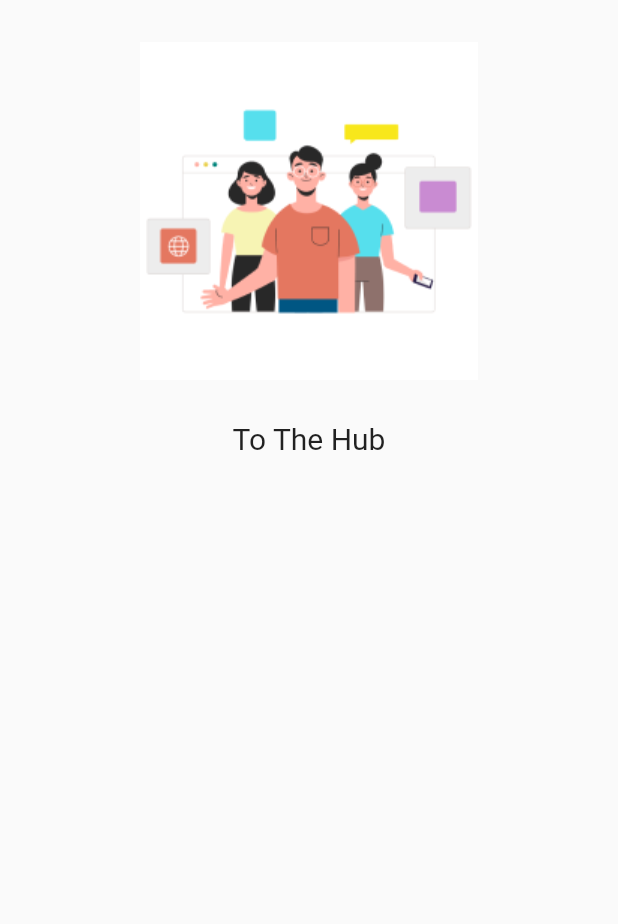
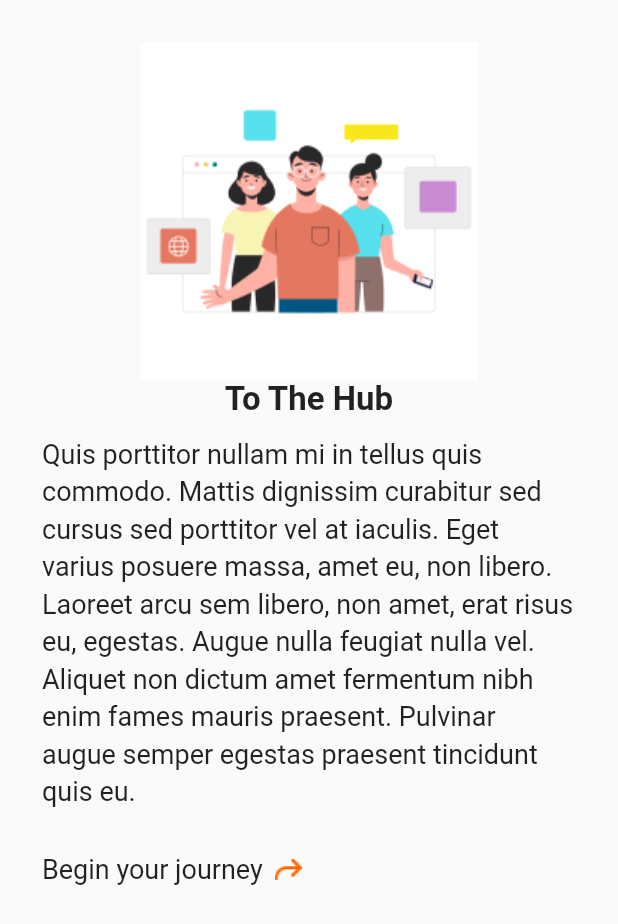
Before and after one commit to Derrickkoko1234/ForHub, a Flutter app: the screen it shows after launch, on a phone screen of 412 x 824 dp. Shown: the top 924 px of the screen. Run offline on Flutter 3.47's test engine with Material 2 defaults, Android fonts, the phone set to English and light mode, and no system bars.

```diff
--- /dev/null
+++ b/lib/onboarding/Onboarding.dart
@@ -0,0 +1,17 @@
+// ignore_for_file: file_names
+
+import 'package:flutter/material.dart';
+
+class OnboardingPage extends StatefulWidget {
+  const OnboardingPage({Key? key}) : super(key: key);
+
+  @override
+  State<OnboardingPage> createState() => _OnboardingPageState();
+}
+
+class _OnboardingPageState extends State<OnboardingPage> {
+  @override
+  Widget build(BuildContext context) {
+    return Container();
+  }
+}
--- a/lib/splash/ToTheHub.dart
+++ b/lib/splash/ToTheHub.dart
@@ -9,10 +9,11 @@ class ToTheHubPage extends StatelessWidget {
   Widget build(BuildContext context) {
     return Scaffold(
       body: Column(
-        children: const [
-          Center(
+        crossAxisAlignment: CrossAxisAlignment.start,
+        children: [
+          const Center(
             child: Padding(
-              padding: EdgeInsets.all(28.0),
+              padding: EdgeInsets.only(top: 28.0),
               child: Image(
                 image: AssetImage(
                   'assets/images/tothehub.png',
@@ -20,7 +21,50 @@ class ToTheHubPage extends StatelessWidget {
               ),
             ),
           ),
-          Text('To The Hub', style: TextStyle(fontSize: 20),)
+          const Center(
+            child: Text(
+              'To The Hub',
+              style: TextStyle(
+                fontSize: 22,
+                fontWeight: FontWeight.bold,
+              ),
+            ),
+          ),
+          const Padding(
+            padding: EdgeInsets.only(
+              left: 28.0,
+              right: 28.0,
+              top: 10,
+            ),
+            child: Text(
+              'Quis porttitor nullam mi in tellus quis commodo. Mattis dignissim curabitur sed cursus sed porttitor vel at iaculis. Eget varius posuere massa, amet eu, non libero. Laoreet arcu sem libero, non amet, erat risus eu, egestas. Augue nulla feugiat nulla vel. Aliquet non dictum amet fermentum nibh enim fames mauris praesent. Pulvinar augue semper egestas praesent tincidunt quis eu.',
+              style: TextStyle(
+                fontSize: 18,
+                height: 1.4,
+              ),
+            ),
+          ),
+          Padding(
+            padding: const EdgeInsets.only(
+              left: 28.0,
+              right: 28.0,
+              top: 30,
+            ),
+            child: Row(
+              children: const [
+                Text(
+                  'Begin your journey',
+                  style: TextStyle(fontSize: 18),
+                ),
+                Padding(
+                  padding: EdgeInsets.only(left: 8.0),
+                  child: Image(
+                    image: AssetImage('assets/images/vector.png'),
+                  ),
+                ),
+              ],
+            ),
+          ),
         ],
       ),
     );
--- a/pubspec.yaml
+++ b/pubspec.yaml
@@ -34,6 +34,7 @@ dependencies:
   # The following adds the Cupertino Icons font to your application.
   # Use with the CupertinoIcons class for iOS style icons.
   cupertino_icons: ^1.0.2
+  intro_slider: ^3.0.4
 
 dev_dependencies:
   flutter_test:
@@ -61,6 +62,7 @@ flutter:
   assets:
     - assets/images/logo.png
     - assets/images/tothehub.png
+    - assets/images/vector.png
 
   # An image asset can refer to one or more resolution-specific "variants", see
   # https://flutter.dev/assets-and-images/#resolution-aware.
```
Also changed, not shown: assets/images/vector.png (added).
